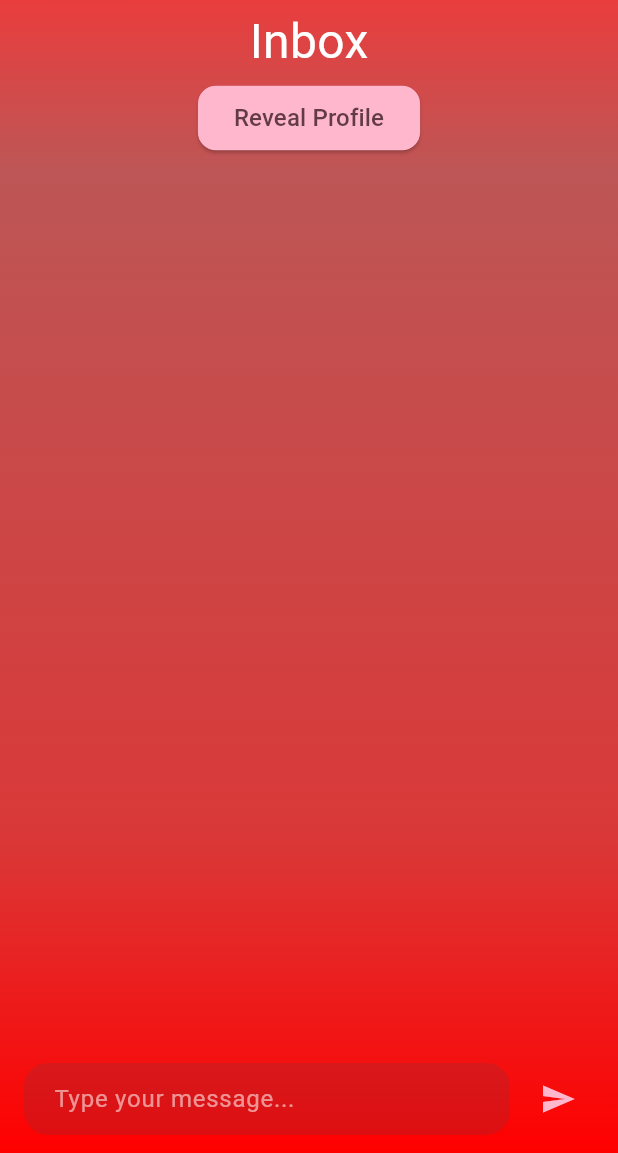
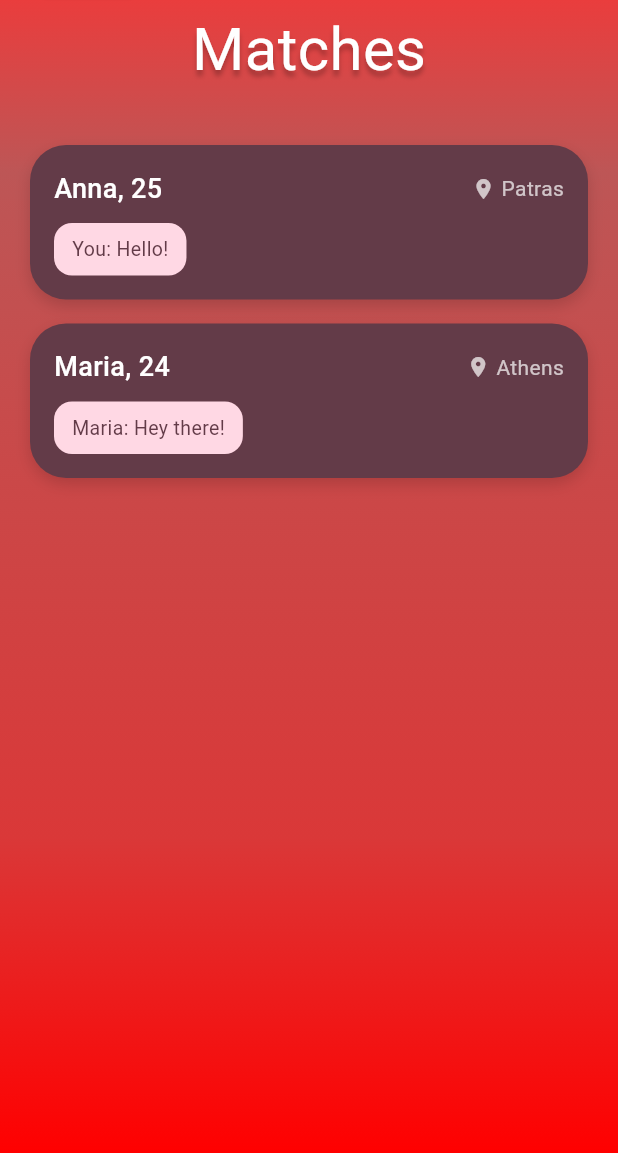
Before and after one commit to ntua-el22871/Blindy, a Flutter app: the MatchScreen screen opened by its route, after a tap on the "chat bubble outline" icon, on a phone screen of 412 x 824 dp, the part 83-1236 px from its top. Run offline on Flutter 3.47's test engine with Material 3 defaults, Android fonts, the phone set to English and light mode, and no system bars; our stand-ins replace hive, hive_flutter, shared_preferences; accounts and stored records are empty.

Commit message:
ΠΟΛΛΕΣ ΑΛΛΑΓΕΣ ΜΙΚΡΑ BUGS ΕΜΕΙΝΑΝ ΑΚΟΜΗ

```diff
--- a/lib/screens/chat_screen.dart
+++ b/lib/screens/chat_screen.dart
@@ -145,7 +145,7 @@ class _ChatScreenState extends State<ChatScreen> {
                   onPressed: () {
                     Navigator.of(context).pushAndRemoveUntil(
                       MaterialPageRoute(
-                        builder: (context) => const InboxScreen(),
+                        builder: (context) => const Inbox(),
                       ),
                       (route) => false,
                     );
--- a/lib/screens/inbox.dart
+++ b/lib/screens/inbox.dart
@@ -1,19 +1,38 @@
 import 'package:flutter/material.dart';
-import 'match_screen.dart';
-import 'chat_screen.dart';
+import 'match_screen.dart'; // Import για το StorageService
+import 'chat_screen.dart';  // Import για το Chat
 
-class InboxScreen extends StatelessWidget {
-  const InboxScreen({super.key});
+class Inbox extends StatefulWidget {
+  const Inbox({super.key});
+
+  @override
+  State<Inbox> createState() => _InboxState();
+}
+
+class _InboxState extends State<Inbox> {
+  List<Map<String, String>> _matches = [];
+  bool _isLoading = true;
+
+  @override
+  void initState() {
+    super.initState();
+    _loadMatches();
+  }
+
+  Future<void> _loadMatches() async {
+    // Καλούμε τη μέθοδο από το StorageService
+    final matches = await StorageService.getMatches();
+
+    if (mounted) {
+      setState(() {
+        _matches = matches;
+        _isLoading = false;
+      });
+    }
+  }
 
   @override
   Widget build(BuildContext context) {
-    final List<Map<String, String>> chats = [
-      {'name': 'Anna, 24', 'lastMessage': 'You: Hello!', 'chatId': 'person1', 'location': 'Athens'},
-      {'name': 'Maria, 27', 'lastMessage': 'Maria: Hey there!', 'chatId': 'person2', 'location': 'Thessaloniki'},
-      {'name': 'Eleni, 22', 'lastMessage': 'You: Nice to meet you', 'chatId': 'person3', 'location': 'Patras'},
-      {'name': 'Sofia, 29', 'lastMessage': 'Sofia: Let\'s chat!', 'chatId': 'person4', 'location': 'Crete'},
-    ];
-
     return Scaffold(
       body: Container(
         width: double.infinity,
@@ -33,43 +52,40 @@ class InboxScreen extends StatelessWidget {
         ),
         child: Stack(
           children: [
-            // Title
+            // Τίτλος
             Positioned(
-              top: 60,
-              left: 0,
-              right: 0,
+              top: 60, left: 0, right: 0,
               child: Center(
                 child: Text(
-                  'Inbox',
+                  'Matches',
                   style: TextStyle(
                     fontFamily: 'Roboto',
                     fontWeight: FontWeight.w400,
                     fontSize: 40,
                     color: Colors.white,
-                    shadows: [
-                      Shadow(
-                        color: Colors.black.withOpacity(0.25),
-                        offset: const Offset(0, 4),
-                        blurRadius: 4,
-                      ),
-                    ],
+                    shadows: [Shadow(color: Colors.black.withOpacity(0.25), offset: const Offset(0, 4), blurRadius: 4)],
                   ),
                 ),
               ),
             ),
-            // Chats List
+
+            // Λίστα
             Positioned.fill(
-              top: 140,
-              bottom: 0,
-              child: ListView.builder(
-                itemCount: chats.length,
+              top: 140, bottom: 0,
+              child: _isLoading
+                  ? const Center(child: CircularProgressIndicator(color: Colors.white))
+                  : _matches.isEmpty
+                      ? const Center(child: Text("No matches yet!", style: TextStyle(color: Colors.white, fontSize: 18)))
+                      : ListView.builder(
+                          itemCount: _matches.length,
                           padding: const EdgeInsets.symmetric(horizontal: 20, vertical: 12),
                           itemBuilder: (context, idx) {
-                  final chat = chats[idx];
+                            final chat = _matches[idx];
                             return Padding(
                               padding: const EdgeInsets.only(bottom: 16),
                               child: GestureDetector(
                                 onTap: () {
+                                  // Εδώ περνάμε τα ορίσματα που ζητάει το ChatScreen σου
                                   Navigator.of(context).push(
                                     MaterialPageRoute(
                                       builder: (context) => ChatScreen(
@@ -84,67 +100,26 @@ class InboxScreen extends StatelessWidget {
                                   decoration: BoxDecoration(
                                     color: const Color(0xFF633B48),
                                     borderRadius: BorderRadius.circular(24),
-                          boxShadow: [
-                            BoxShadow(
-                              color: Colors.black.withOpacity(0.15),
-                              blurRadius: 8,
-                              offset: const Offset(0, 4),
-                            ),
-                          ],
+                                    boxShadow: [BoxShadow(color: Colors.black.withOpacity(0.15), blurRadius: 8, offset: const Offset(0, 4))],
                                   ),
                                   child: Column(
                                     crossAxisAlignment: CrossAxisAlignment.start,
                                     children: [
-                            // Name with location
                                       Row(
                                         children: [
                                           Expanded(
-                                  child: Text(
-                                    chat['name']!,
-                                    style: const TextStyle(
-                                      fontFamily: 'Roboto',
-                                      fontWeight: FontWeight.w500,
-                                      fontSize: 18,
-                                      color: Colors.white,
+                                            child: Text(chat['name']!, style: const TextStyle(fontFamily: 'Roboto', fontWeight: FontWeight.w500, fontSize: 18, color: Colors.white)),
                                           ),
-                                  ),
-                                ),
-                                Icon(
-                                  Icons.location_on,
-                                  color: Colors.white.withOpacity(0.7),
-                                  size: 16,
-                                ),
+                                          Icon(Icons.location_on, color: Colors.white.withOpacity(0.7), size: 16),
                                           const SizedBox(width: 4),
-                                Text(
-                                  chat['location']!,
-                                  style: TextStyle(
-                                    fontFamily: 'Roboto',
-                                    fontWeight: FontWeight.w400,
-                                    fontSize: 14,
-                                    color: Colors.white.withOpacity(0.7),
-                                  ),
-                                ),
+                                          Text(chat['location']!, style: TextStyle(fontFamily: 'Roboto', fontWeight: FontWeight.w400, fontSize: 14, color: Colors.white.withOpacity(0.7))),
                                         ],
                                       ),
                                       const SizedBox(height: 10),
-                            // Last message
                                       Container(
                                         padding: const EdgeInsets.symmetric(vertical: 8, horizontal: 12),
-                              decoration: BoxDecoration(
-                                color: const Color(0xFFFFD8E4),
-                                borderRadius: BorderRadius.circular(12),
-                              ),
-                              child: Text(
-                                chat['lastMessage']!,
-                                style: const TextStyle(
-                                  fontFamily: 'Roboto',
-                                  fontWeight: FontWeight.w400,
-                                  fontSize: 13,
-                                  color: Color(0xFF633B48),
-                                ),
-                                maxLines: 2,
-                                overflow: TextOverflow.ellipsis,
-                              ),
+                                        decoration: BoxDecoration(color: const Color(0xFFFFD8E4), borderRadius: BorderRadius.circular(12)),
+                                        child: Text(chat['lastMessage']!, style: const TextStyle(fontFamily: 'Roboto', fontWeight: FontWeight.w400, fontSize: 13, color: Color(0xFF633B48)), maxLines: 2, overflow: TextOverflow.ellipsis),
                                       ),
                                     ],
                                   ),
@@ -154,37 +129,21 @@ class InboxScreen extends StatelessWidget {
                           },
                         ),
             ),
-            // Previous button
+
+            // Κουμπί Πίσω
             Positioned(
-              top: 20,
-              left: 20,
+              top: 20, left: 20,
               child: SizedBox(
-                width: 77,
-                height: 32,
+                width: 77, height: 32,
                 child: ElevatedButton(
-                  style: ElevatedButton.styleFrom(
-                    backgroundColor: const Color(0xFFFFB7CD),
-                    shape: RoundedRectangleBorder(
-                      borderRadius: BorderRadius.circular(12),
-                    ),
-                  ),
+                  style: ElevatedButton.styleFrom(backgroundColor: const Color(0xFFFFB7CD), shape: RoundedRectangleBorder(borderRadius: BorderRadius.circular(12))),
                   onPressed: () {
                     Navigator.of(context).pushAndRemoveUntil(
-                      MaterialPageRoute(
-                        builder: (context) => const MatchScreen(),
-                      ),
+                      MaterialPageRoute(builder: (context) => const MatchScreen()),
                       (route) => false,
                     );
                   },
-                  child: const Text(
-                    'PREV',
-                    style: TextStyle(
-                      fontFamily: 'Roboto',
-                      fontWeight: FontWeight.w500,
-                      fontSize: 14,
-                      color: Color(0xFF633B48),
-                    ),
-                  ),
+                  child: const Text('PREV', style: TextStyle(fontFamily: 'Roboto', fontWeight: FontWeight.w500, fontSize: 14, color: Color(0xFF633B48))),
                 ),
               ),
             ),
--- a/lib/screens/match_screen.dart
+++ b/lib/screens/match_screen.dart
@@ -1,12 +1,10 @@
 import 'package:flutter/material.dart';
 import 'dart:math';
 
-// Imports των άλλων οθονών
+// Imports
 import 'view_profile.dart';
-import 'chat_screen.dart';
+import 'inbox.dart';
 import 'login_screen.dart';
-
-// import '../services/storage_service.dart';
 
 class MatchScreen extends StatefulWidget {
   const MatchScreen({super.key});
@@ -34,11 +32,9 @@ class _MatchScreenState extends State<MatchScreen> {
       await Future.delayed(const Duration(milliseconds: 500));
       _currentUser = StorageService.getLoggedInUser();
 
-      // Παίρνουμε τα δεδομένα (μπορεί να είναι dynamic)
       final rawProfiles = await StorageService.getAllProfiles();
 
-      // --- ΔΙΟΡΘΩΣΗ ΓΙΑ ΤΟ TYPE ERROR (Screenshot 2) ---
-      // Μετατρέπουμε ρητά κάθε στοιχείο σε Map<String, dynamic>
+      // Διόρθωση List<Map>
       final List<Map<String, dynamic>> safeProfiles = rawProfiles.map((profile) {
         return Map<String, dynamic>.from(profile as Map);
       }).toList();
@@ -59,9 +55,7 @@ class _MatchScreenState extends State<MatchScreen> {
     }
   }
 
-  // --- LOGOUT FUNCTION ---
   void _logout() {
-    // Πλοήγηση στο Login και διαγραφή του ιστορικού
     Navigator.of(context).pushAndRemoveUntil(
       MaterialPageRoute(builder: (context) => const LoginScreen()),
       (route) => false,
@@ -98,9 +92,8 @@ class _MatchScreenState extends State<MatchScreen> {
       final profileId = currentProfile['id'] ?? _currentIndex.toString();
 
       await StorageService.likeProfile(_currentUser!, profileId);
-      bool isMatch = StorageService.checkMatch(_currentUser!, profileId);
 
-      if (isMatch && mounted) {
+      if (mounted) {
         ScaffoldMessenger.of(context).showSnackBar(
           const SnackBar(
             content: Text('It\'s a Match! 🎉'),
@@ -140,7 +133,6 @@ class _MatchScreenState extends State<MatchScreen> {
           ),
           child: Stack(
             children: [
-               // Logout Button όταν είναι άδεια η λίστα
                Positioned(
                 top: 60, right: 24,
                 child: IconButton(
@@ -183,7 +175,7 @@ class _MatchScreenState extends State<MatchScreen> {
           ),
           child: Stack(
             children: [
-              // --- TOP BAR ---
+              // TOP BAR
               Positioned(
                 top: 60, left: 0, right: 0,
                 child: Padding(
@@ -191,7 +183,8 @@ class _MatchScreenState extends State<MatchScreen> {
                   child: Row(
                     mainAxisAlignment: MainAxisAlignment.spaceBetween,
                     children: [
-                      // Profile Icon (Left)
+                      // --- ΕΔΩ ΕΙΝΑΙ ΤΟ ΚΛΕΙΔΙ ---
+                      // Χρησιμοποιούμε PUSH για να ανοίξουμε το προφίλ χωρίς να χάσουμε το MatchScreen
                       GestureDetector(
                         onTap: () {
                           Navigator.of(context).push(
@@ -201,26 +194,18 @@ class _MatchScreenState extends State<MatchScreen> {
                         child: const Icon(Icons.person_outline, color: Colors.white, size: 32),
                       ),
 
-                      // Title (Center)
                       const Text(
                         'Matches',
                         style: TextStyle(fontFamily: 'Roboto', fontWeight: FontWeight.w400, fontSize: 40, color: Colors.white),
                       ),
 
-                      // Chat & Logout Icons (Right)
                       Row(
                         children: [
                           GestureDetector(
-                            // --- ΔΙΟΡΘΩΣΗ ΓΙΑ ΤΟ CHAT SCREEN (Screenshot 5) ---
-                            // Επειδή το ChatScreen σου ζητάει ορίσματα, δίνουμε dummy τιμές
-                            // για να ανοίξει η σελίδα χωρίς errors.
                             onTap: () {
                                Navigator.of(context).push(
                                  MaterialPageRoute(
-                                   builder: (context) => const ChatScreen(
-                                     personName: "Inbox", // Ή βάλε "Matches"
-                                     chatId: "general_inbox",
-                                   ),
+                                   builder: (context) => const Inbox(),
                                  ),
                                );
                             },
@@ -238,7 +223,7 @@ class _MatchScreenState extends State<MatchScreen> {
                 ),
               ),
 
-              // --- MATCH CARD ---
+              // CARD
               Center(
                 child: Container(
                   margin: const EdgeInsets.only(top: 80),
@@ -273,27 +258,6 @@ class _MatchScreenState extends State<MatchScreen> {
                         padding: const EdgeInsets.symmetric(horizontal: 24, vertical: 4),
                         child: Text(profile['bio'] ?? '', maxLines: 3, overflow: TextOverflow.ellipsis, style: const TextStyle(fontFamily: 'Roboto', fontWeight: FontWeight.w400, fontSize: 16, color: Colors.white)),
                       ),
-                      Padding(
-                        padding: const EdgeInsets.fromLTRB(24, 16, 24, 0),
-                        child: Text('Interests:', style: TextStyle(fontFamily: 'Roboto', fontWeight: FontWeight.w500, fontSize: 16, color: Colors.white.withOpacity(0.9))),
-                      ),
-                      Padding(
-                        padding: const EdgeInsets.symmetric(horizontal: 24, vertical: 4),
-                        child: Wrap(
-                          spacing: 8, runSpacing: 4,
-                          children: List.generate(interests.length, (i) => Chip(label: Text(interests[i].toString(), style: const TextStyle(color: Color(0xFF633B48))), backgroundColor: Colors.white)),
-                        ),
-                      ),
-                      Padding(
-                        padding: const EdgeInsets.fromLTRB(24, 16, 24, 0),
-                        child: Row(
-                          children: [
-                            Expanded(child: LinearProgressIndicator(value: compatibility, minHeight: 12, backgroundColor: Colors.white.withOpacity(0.2), valueColor: const AlwaysStoppedAnimation<Color>(Color(0xFFFF6171)), borderRadius: BorderRadius.circular(8))),
-                            const SizedBox(width: 12),
-                            Text('${(compatibility * 100).toInt()}%', style: const TextStyle(fontFamily: 'Roboto', fontWeight: FontWeight.w500, fontSize: 16, color: Colors.white)),
-                          ],
-                        ),
-                      ),
                       const Spacer(),
                       Padding(
                         padding: const EdgeInsets.symmetric(horizontal: 24, vertical: 16),
@@ -319,17 +283,26 @@ class _MatchScreenState extends State<MatchScreen> {
   }
 }
 
-// --- MOCK DATA / Storage Service ---
-// Αν έχεις δικό σου αρχείο storage_service.dart, ΣΒΗΣΕ ΤΗΝ ΠΑΡΑΚΑΤΩ ΚΛΑΣΗ
-// και κάνε uncomment το import στην κορυφή.
+// STORAGE SERVICE
 class StorageService {
   static String getLoggedInUser() => "user123";
+
   static Future<List<dynamic>> getAllProfiles() async {
     return [
       {'id': '1', 'name': 'Maria', 'age': '24', 'location': 'Athens', 'bio': 'Coffee & Art.', 'interests': ['Art', 'Coffee'], 'compatibility': 0.85},
-      {'id': '2', 'name': 'Eleni', 'age': '22', 'location': 'Thessaloniki', 'bio': 'Hiking lover.', 'interests': ['Hiking', 'Pets'], 'compatibility': 0.65}
+      {'id': '2', 'name': 'Eleni', 'age': '22', 'location': 'Thessaloniki', 'bio': 'Hiking lover.', 'interests': ['Hiking', 'Pets'], 'compatibility': 0.65},
+      {'id': '3', 'name': 'Anna', 'age': '25', 'location': 'Patras', 'bio': 'Travel & Music.', 'interests': ['Music', 'Travel'], 'compatibility': 0.90}
     ];
   }
+
+  static Future<List<Map<String, String>>> getMatches() async {
+    await Future.delayed(const Duration(milliseconds: 300));
+    return [
+      {'name': 'Anna, 25', 'lastMessage': 'You: Hello!', 'chatId': 'person1', 'location': 'Patras'},
+      {'name': 'Maria, 24', 'lastMessage': 'Maria: Hey there!', 'chatId': 'person2', 'location': 'Athens'},
+    ];
+  }
+
   static Future<void> likeProfile(String u, String p) async {}
   static bool checkMatch(String u, String p) => true;
 }
```
Also changed, not shown: lib/screens/view_profile.dart (+7 -3 lines). Lines whose indentation alone changed are shown as unchanged.
